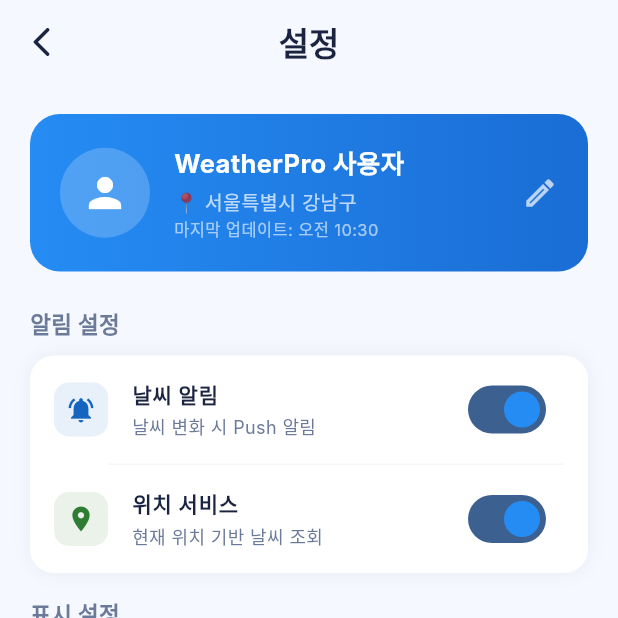
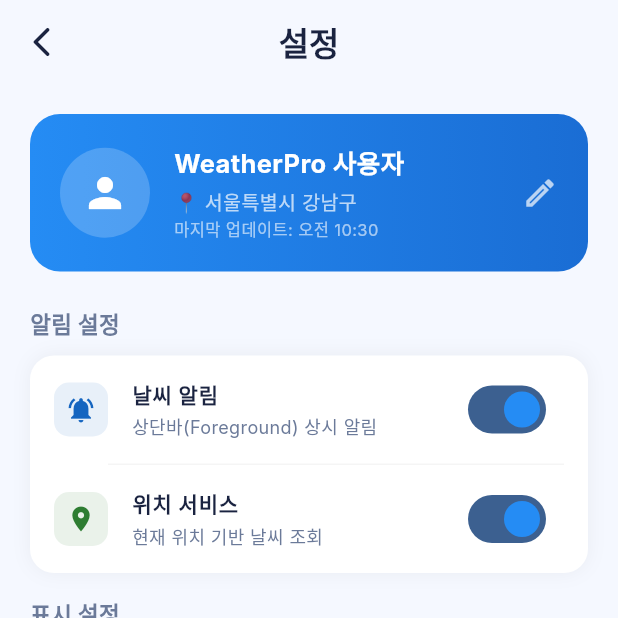
Before and after one commit to take10cokr/weather, a Flutter app: the screen it shows after launch, after a tap on the "menu" icon, on a phone screen of 412 x 824 dp, the top half of it. Run offline on Flutter 3.47's test engine with Material 3 defaults, Android fonts, the phone set to English and light mode, and no system bars; our stand-ins replace flutter_local_notifications, geocoding, geolocator, permission_handler, shared_preferences; missing offline and left inert: flutter_foreground_task; network calls fail; Roboto replaces fonts that are missing (Inter).

Commit message:
Fix: start foreground notification service on app launch and connect switch state

```diff
--- a/weather_app/lib/main.dart
+++ b/weather_app/lib/main.dart
@@ -22,6 +22,11 @@
 
   final settings = AppSettings();
   await settings.load(); // 저장된 설정 불러오기
+
+  // 사용자가 알림 켜둔 경우에만 상시 알림 시작
+  if (settings.notificationsEnabled) {
+    NotificationService.start();
+  }
 
 
 
--- a/weather_app/lib/screens/settings_screen.dart
+++ b/weather_app/lib/screens/settings_screen.dart
@@ -1,6 +1,7 @@
 import 'package:flutter/material.dart';
 import 'package:provider/provider.dart';
 import '../services/app_settings.dart';
+import '../services/notification_service.dart';
 import '../theme/app_theme.dart';
 import '../widgets/shared_bottom_nav_bar.dart';
 
@@ -40,8 +41,29 @@
             const SizedBox(height: 24),
             _buildSectionTitle('알림 설정'),
             _buildSettingCard([
-              _buildSwitchTile(Icons.notifications_active, '날씨 알림', '날씨 변화 시 Push 알림', _notificationsEnabled, (v) => setState(() => _notificationsEnabled = v), const Color(0xFF1565C0)),
-              _buildSwitchTile(Icons.location_on, '위치 서비스', '현재 위치 기반 날씨 조회', _locationEnabled, (v) => setState(() => _locationEnabled = v), const Color(0xFF2E7D32)),
+              _buildSwitchTile(
+                Icons.notifications_active,
+                '날씨 알림',
+                '상단바(Foreground) 상시 알림',
+                settings.notificationsEnabled,
+                (v) async {
+                  await settings.setNotificationsEnabled(v);
+                  if (v) {
+                    await NotificationService.start();
+                  } else {
+                    await NotificationService.stop();
+                  }
+                },
+                const Color(0xFF1565C0)
+              ),
+              _buildSwitchTile(
+                Icons.location_on,
+                '위치 서비스',
+                '현재 위치 기반 날씨 조회',
+                settings.locationEnabled,
+                (v) => settings.setLocationEnabled(v),
+                const Color(0xFF2E7D32)
+              ),
             ]),
             const SizedBox(height: 16),
             _buildSectionTitle('표시 설정'),
--- a/weather_app/lib/services/app_settings.dart
+++ b/weather_app/lib/services/app_settings.dart
@@ -54,11 +54,15 @@
   TemperatureUnit _temperatureUnit = TemperatureUnit.celsius;
   List<String> _interestItems = ['풍속', '자외선 지수', '가시거리', '습도']; // 기본 4개
   List<String> _favoriteLocations = []; // 즐겨찾기 지역
+  bool _notificationsEnabled = true;
+  bool _locationEnabled = true;
 
   DustStandard get dustStandard => _dustStandard;
   TemperatureUnit get temperatureUnit => _temperatureUnit;
   List<String> get interestItems => _interestItems;
   List<String> get favoriteLocations => _favoriteLocations;
+  bool get notificationsEnabled => _notificationsEnabled;
+  bool get locationEnabled => _locationEnabled;
 
   /// SharedPreferences에서 설정 불러오기
   Future<void> load() async {
@@ -86,6 +90,9 @@
     if (savedLocations != null) {
       _favoriteLocations = savedLocations;
     }
+
+    _notificationsEnabled = prefs.getBool('notifications_enabled') ?? true;
+    _locationEnabled = prefs.getBool('location_enabled') ?? true;
 
     notifyListeners();
   }
@@ -141,6 +148,22 @@
     await prefs.setStringList(_keyFavoriteLocations, _favoriteLocations);
   }
 
+  /// 알림 켜기/끄기
+  Future<void> setNotificationsEnabled(bool enabled) async {
+    _notificationsEnabled = enabled;
+    notifyListeners();
+    final prefs = await SharedPreferences.getInstance();
+    await prefs.setBool('notifications_enabled', enabled);
+  }
+
+  /// 위치 서비스 켜기/끄기 (향후 위치 수집 로직에 연동 가능)
+  Future<void> setLocationEnabled(bool enabled) async {
+    _locationEnabled = enabled;
+    notifyListeners();
+    final prefs = await SharedPreferences.getInstance();
+    await prefs.setBool('location_enabled', enabled);
+  }
+
   // ── 기준별 PM2.5 임계값 ──────────────────────────────
   /// PM2.5 등급 반환 (값: μg/m³)
   String getPm25Status(double value) {
```
